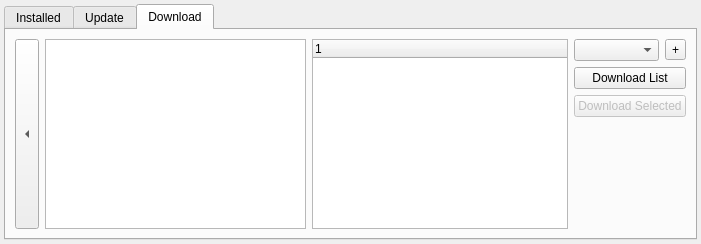
Qt form client/mappackageswidget.ui (unsanded/monav) before a commit.
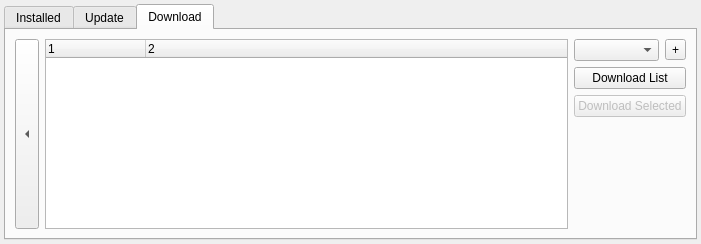
The same form after that commit. Custom widgets are drawn as their Qt base class.

Commit message: added map download

```diff
--- a/client/mappackageswidget.ui
+++ b/client/mappackageswidget.ui
@@ -148,11 +148,11 @@
       <attribute name="title">
        <string>Download</string>
       </attribute>
-      <layout class="QHBoxLayout" name="horizontalLayout_2" stretch="0,1,0,0">
+      <layout class="QHBoxLayout" name="horizontalLayout_2" stretch="0,0,0">
        <item>
         <widget class="QToolButton" name="back">
          <property name="sizePolicy">
-          <sizepolicy hsizetype="MinimumExpanding" vsizetype="MinimumExpanding">
+          <sizepolicy hsizetype="Minimum" vsizetype="MinimumExpanding">
            <horstretch>0</horstretch>
            <verstretch>0</verstretch>
           </sizepolicy>
@@ -165,9 +165,6 @@
          </property>
         </widget>
        </item>
-       <item>
-        <widget class="QListWidget" name="downloadBrowse"/>
-       </item>
        <item>
         <widget class="QTreeWidget" name="downloadList">
          <property name="showDropIndicator" stdset="0">
@@ -180,13 +177,18 @@
           <bool>false</bool>
          </property>
          <property name="columnCount">
-          <number>1</number>
+          <number>2</number>
          </property>
          <column>
           <property name="text">
            <string notr="true">1</string>
           </property>
          </column>
+         <column>
+          <property name="text">
+           <string notr="true">2</string>
+          </property>
+         </column>
         </widget>
        </item>
        <item>
```
The commit also changes 5 other files.
